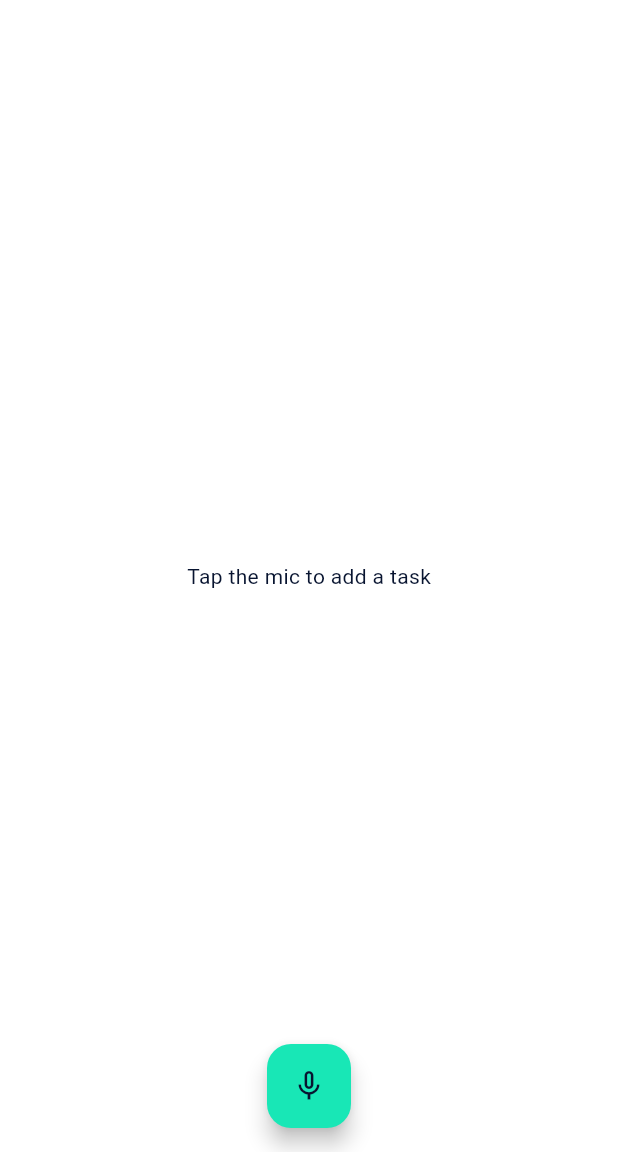
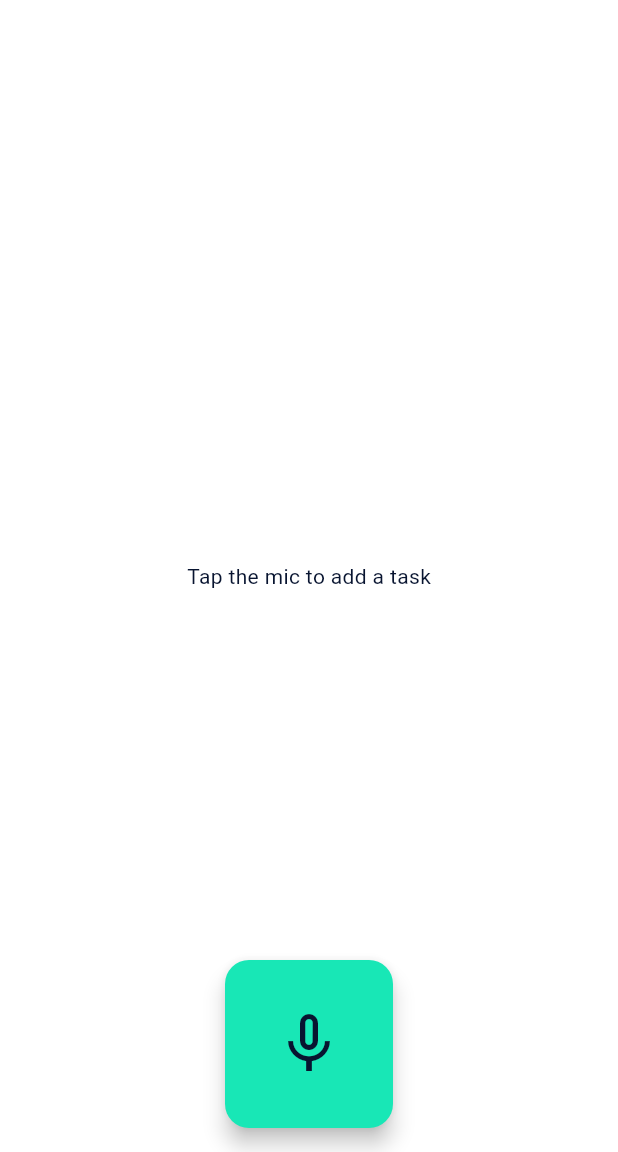
Before and after one commit to rullo24/ListenThenTask, a Flutter app: the screen it shows after launch, on a phone screen of 412 x 824 dp, the part 84-1236 px from its top. Run offline on Flutter 3.47's test engine with Material 3 defaults, Android fonts, the phone set to English and light mode, and no system bars; our stand-ins replace google_sign_in; missing offline and left inert: googleapis, vosk_flutter.

Commit message:
style: enlarge mic button/dialog controls, use onSurface for tick background

```diff
--- a/lib/pages/pages_home.dart
+++ b/lib/pages/pages_home.dart
@@ -132,15 +132,31 @@ class _HomePageState extends State<HomePage> {
           content: TextField(
             controller: controller,
             autofocus: true,
+            minLines: 3,
             maxLines: null,
             decoration: const InputDecoration(border: OutlineInputBorder()),
           ),
+          actionsPadding: const EdgeInsets.fromLTRB(16, 0, 16, 16),
           actions: [
             TextButton(
+              style: TextButton.styleFrom(
+                padding: const EdgeInsets.symmetric(
+                  horizontal: 28,
+                  vertical: 20,
+                ),
+                textStyle: const TextStyle(fontSize: 18),
+              ),
               onPressed: () => Navigator.of(dialogContext).pop(),
               child: const Text('Cancel'),
             ),
             FilledButton(
+              style: FilledButton.styleFrom(
+                padding: const EdgeInsets.symmetric(
+                  horizontal: 28,
+                  vertical: 20,
+                ),
+                textStyle: const TextStyle(fontSize: 18),
+              ),
               onPressed: () async {
                 final taskText = controller.text.trim();
                 Navigator.of(dialogContext).pop();
@@ -203,7 +219,7 @@ class _HomePageState extends State<HomePage> {
               child: Container(
                 padding: const EdgeInsets.all(24),
                 decoration: BoxDecoration(
-                  color: Theme.of(context).scaffoldBackgroundColor,
+                  color: Theme.of(context).colorScheme.onSurface,
                   borderRadius: BorderRadius.circular(24),
                   boxShadow: [
                     BoxShadow(
@@ -223,10 +239,17 @@ class _HomePageState extends State<HomePage> {
         ],
       ),
 
-      floatingActionButton: FloatingActionButton(
-        onPressed: _onMicPressed,
-        backgroundColor: _isListening ? Colors.redAccent : null,
-        child: Icon(_isListening ? Icons.mic : Icons.mic_none),
+      floatingActionButton: SizedBox(
+        width: 112,
+        height: 112,
+        child: FloatingActionButton(
+          onPressed: _onMicPressed,
+          backgroundColor: _isListening ? Colors.redAccent : null,
+          child: Icon(
+            _isListening ? Icons.mic : Icons.mic_none,
+            size: 48,
+          ),
+        ),
       ),
 
       floatingActionButtonLocation: FloatingActionButtonLocation.centerFloat,
```
